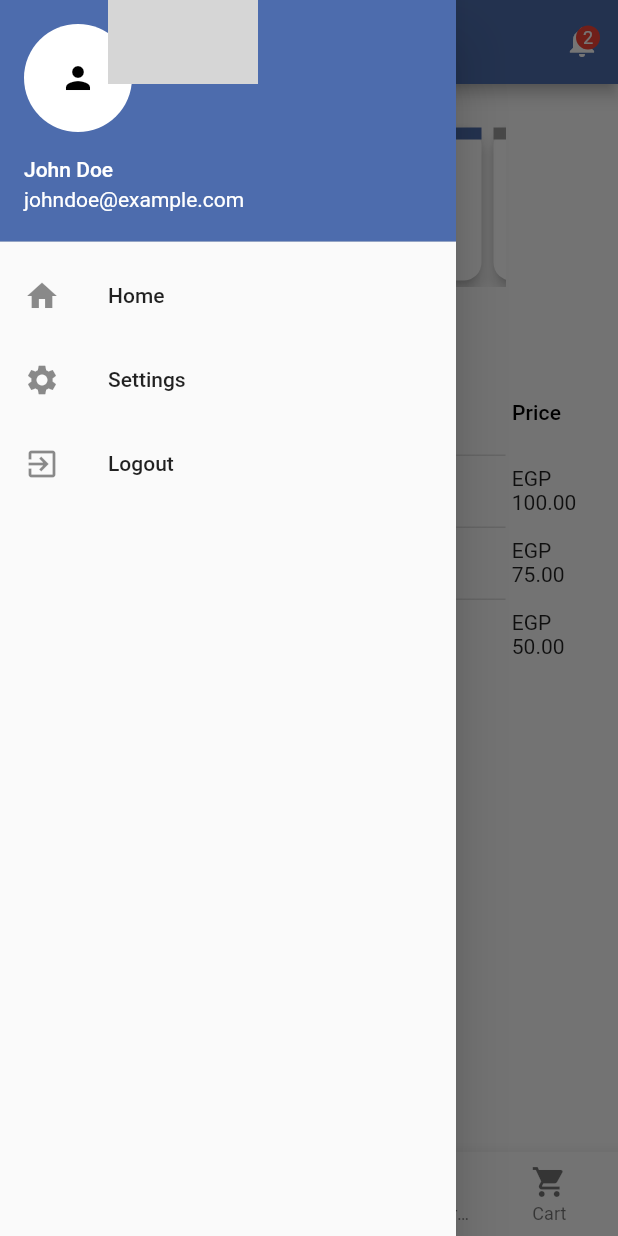
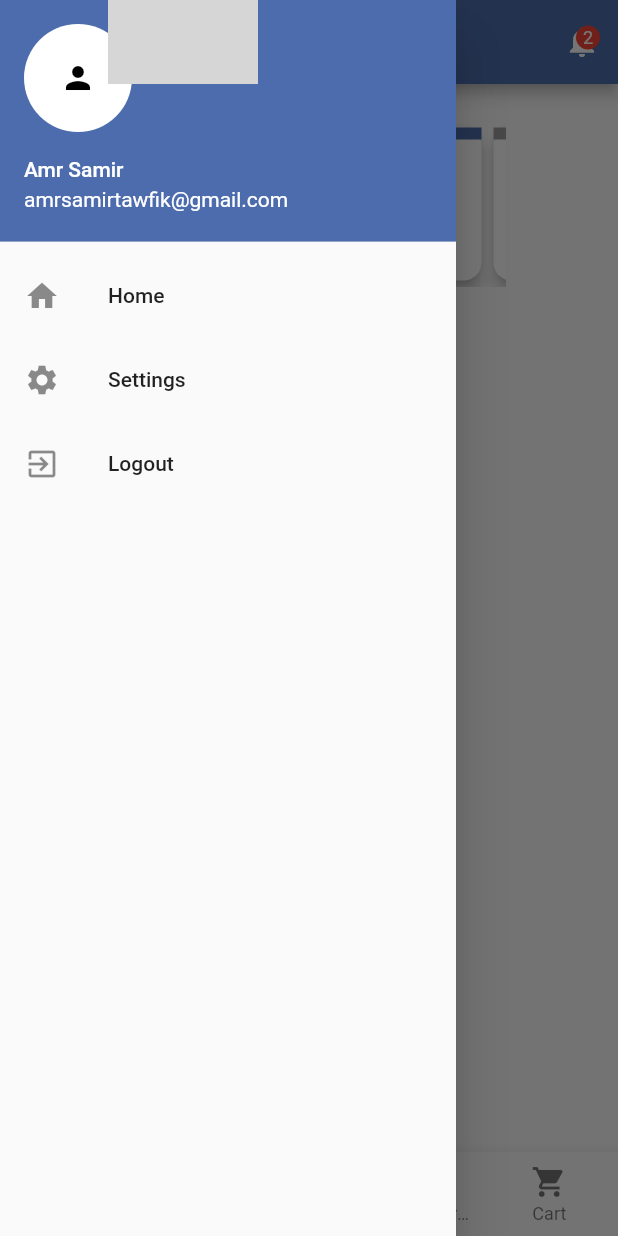
Before and after one commit to amrsamirtawfik/i-SUPPLY-task, a Flutter app: the MainScreen screen opened directly, with the side drawer open, on a phone screen of 412 x 824 dp. Run offline on Flutter 3.47's test engine with Material 2 defaults, Android fonts, the phone set to English and light mode, and no system bars; our stand-ins replace bloc, flutter_bloc; grey boxes are pictures that could not be loaded.

Commit message:
fixed not received cart items bug Ahhhhhhhhhhhhhh mn dih bug

```diff
--- a/lib/Bloc/AuthnicationBloc.dart
+++ b/lib/Bloc/AuthnicationBloc.dart
@@ -4,7 +4,7 @@ import 'dart:async';
 import 'States.dart';
 
 class AuthenticationBloc {
-  final _authenticationController = StreamController<AuthenticationState>();
+  final _authenticationController = StreamController<AuthenticationState>.broadcast();
 
   Stream<AuthenticationState> get authenticationStream =>
       _authenticationController.stream;
--- a/lib/Bloc/PastOrders.dart
+++ b/lib/Bloc/PastOrders.dart
@@ -1,26 +1,17 @@
-import 'package:bloc/bloc.dart';
 import 'package:flutter_bloc/flutter_bloc.dart';
-import 'package:i_supply_task/Bloc/CartBloc.dart';
 import 'package:i_supply_task/Bloc/States.dart';
-
-import '../ReUsableWidgets/OrdersList.dart';
 
 class PastOrdersBloc extends Cubit<PastOrdersState> {
   PastOrdersBloc() : super(PastOrdersState());
 
   static PastOrdersBloc get(context) => BlocProvider.of(context);
 
-  final List<Order> mockOrders = [
-    Order('#211221', '21/10/2023', 100.0, 5, 'Approved',[]),
-    Order('#211222', '22/10/2023', 75.0, 3, 'Rejected',[]),
-    Order('#211223', '23/10/2023', 50.0, 2, 'Pending',[]),
-
-  ];
+  final List<Map<String, dynamic>> mockOrders = [];
 
   int calcPending() {
     int total = 0;
     for (var order in mockOrders) {
-      if (order.status == 'Pending') {
+      if (order["status"] == 'Pending') {
         total++;
       }
     }
@@ -30,7 +21,7 @@ class PastOrdersBloc extends Cubit<PastOrdersState> {
   int calcApproved() {
     int total = 0;
     for (var order in mockOrders) {
-      if (order.status == 'Approved') {
+      if (order["status"] == 'Approved') {
         total++;
       }
     }
@@ -40,25 +31,45 @@ class PastOrdersBloc extends Cubit<PastOrdersState> {
   int calcRejected() {
     int total = 0;
     for (var order in mockOrders) {
-      if (order.status == 'Rejected') {
+      if (order["status"] == 'Rejected') {
         total++;
       }
     }
     return total;
   }
 
-  void addOrder(Order o) {
+  void addOrder(Map<String, dynamic> o) {
     mockOrders.add(o);
+    print(mockOrders);
+
     emit(PastOrdersState());
   }
 }
+
 class Order {
-  final String id;
-  final String created;
-  final double totalPrice;
-  final int qty;
-  final String status;
-  final List<CartObject> cartItems;
+  String id;
+  String created;
+  double totalPrice;
+  int qty;
+  String status;
+  List<Map<String, dynamic>> cartItems;
 
-  Order(this.id, this.created, this.totalPrice, this.qty, this.status,this.cartItems);
+  Order(this.id, this.created, this.totalPrice, this.qty, this.status,
+      this.cartItems);
+
+  void printOrderDetails() {
+    print('Order ID: $id');
+    print('Created Date: $created');
+    print('Total Price: $totalPrice');
+    print('Quantity: $qty');
+    print('Status: $status');
+    print('Cart Items:');
+    for (var item in cartItems) {
+      print('  Product Name: ${item["productName"]}');
+      print('  Product Price: ${item["productPrice"]}');
+      print('  Quantity: ${item["quantity"]}');
+      print('  Image URL: ${item["imageUrl"]}');
+      print('**************************');
+    }
+  }
 }
--- a/lib/Bloc/States.dart
+++ b/lib/Bloc/States.dart
@@ -1,3 +1,5 @@
+import 'PastOrders.dart';
+
 /// AuthenticationState
 abstract class AuthenticationState {}
 
@@ -9,7 +11,14 @@ class UnauthenticatedState extends AuthenticationState {}
 // class CurrentScreenState{}
 
 ///Cart State
-class CartState{}
+class CartState {}
 
 ///Past orders state
-class PastOrdersState{}
+class PastOrdersState {}
+
+class AddedOrderToPastOrdersState extends PastOrdersState {
+  List<Order> orders;
+  Map<String, dynamic> cartItems;
+
+  AddedOrderToPastOrdersState({required this.orders, required this.cartItems});
+}
--- a/lib/ReUsableWidgets/CustomModal.dart
+++ b/lib/ReUsableWidgets/CustomModal.dart
@@ -31,7 +31,7 @@ class _CustomModalState extends State<CustomModal> {
     final index = CartBloc.get(context).productInCart(widget.name);
 
     quantity = index != -1
-        ? int.parse(CartBloc.get(context).cartList[index].quantity)
+        ? int.parse(CartBloc.get(context).cartList[index]["quantity"])
         : 1;
   }
 
--- a/lib/ReUsableWidgets/LeftMenu.dart
+++ b/lib/ReUsableWidgets/LeftMenu.dart
@@ -1,5 +1,6 @@
 import 'package:flutter/cupertino.dart';
 import 'package:flutter/material.dart';
+import 'package:i_supply_task/Screens/LoginScreen.dart';
 
 class LeftMenu extends StatelessWidget {
   @override
@@ -8,10 +9,10 @@ class LeftMenu extends StatelessWidget {
       child: ListView(
         padding: EdgeInsets.zero,
         children: <Widget>[
-          UserAccountsDrawerHeader(
+          const UserAccountsDrawerHeader(
             decoration: BoxDecoration(color: Color(0xFF4D6CAD)),
-            accountName: Text("John Doe"),
-            accountEmail: Text("johndoe@example.com"),
+            accountName: Text("Amr Samir"),
+            accountEmail: Text("amrsamirtawfik@gmail.com"),
             currentAccountPicture: CircleAvatar(
               backgroundColor: Colors.white,
               child: Icon(
@@ -39,6 +40,9 @@ class LeftMenu extends StatelessWidget {
             title: const Text('Logout'),
             onTap: () {
               // Handle Logout menu item click
+              Navigator.pushReplacement(
+                  context, MaterialPageRoute(builder: (context) => LoginScreen()));
+
             },
           ),
         ],
--- a/lib/ReUsableWidgets/OrdersList.dart
+++ b/lib/ReUsableWidgets/OrdersList.dart
@@ -72,8 +72,26 @@ class OrdersTable extends StatelessWidget {
   @override
   Widget build(BuildContext context) {
     return BlocConsumer<PastOrdersBloc, PastOrdersState>(
-      listener: (context, state) {},
+      listener: (context, state) {
+        print('State in listener: $state');
+      },
       builder: (context, state) {
+        if (state is AddedOrderToPastOrdersState) {
+          // Access the list of orders from the state
+          List<Order> orders = state.orders;
+
+          // Now you can work with the orders
+          print('State in builder has ${orders.length} orders');
+          print('Cart passed: ${state.cartItems}');
+          for (Order order in orders) {
+            order.printOrderDetails();
+          }
+        }
+
+        if (PastOrdersBloc.get(context).mockOrders.isEmpty) {
+          print('entered if');
+          return const Text("You didn't have any past orders.");
+        }
         return DataTable(
           columns: const <DataColumn>[
             DataColumn(label: Text('ID')),
@@ -87,31 +105,17 @@ class OrdersTable extends StatelessWidget {
               .map(
                 (order) => DataRow(
                   cells: [
-                    DataCell(Text(order.id)),
-                    DataCell(Text(order.created)),
-                    DataCell(
-                        Text('EGP ${order.totalPrice.toStringAsFixed(2)}')),
-                    DataCell(Text(order.qty.toString())),
-                    DataCell(ColoredLabel(text: order.status)),
+                    DataCell(TextButton(
+                        onPressed: () {
+                          print(order["cartItems"]);
+
+                        },
+                        child: Text(order["ID"]))),
+                    DataCell(Text(order["Created"])),
+                    DataCell(Text('EGP ${order["Price"].toStringAsFixed(2)}')),
+                    DataCell(Text(order["Qty"].toString())),
+                    DataCell(ColoredLabel(text: order["Status"])),
                   ],
-                ),
-              )
-              .map(
-                (dataRow) => DataRow(
-                  cells: dataRow.cells
-                      .map(
-                        (dataCell) => DataCell(
-                          InkWell(
-                            onTap: () {
-                              // Handle the tap on this row (order)
-                              print('Order ${dataRow.cells[0].child} tapped.');
-                              print('cart of pressed is : ${dataRow}');
-                            },
-                            child: dataCell.child,
-                          ),
-                        ),
-                      )
-                      .toList(),
                 ),
               )
               .toList(),
--- a/lib/Screens/LoginScreen.dart
+++ b/lib/Screens/LoginScreen.dart
@@ -33,6 +33,7 @@ class _LoginScreen extends State<LoginScreen> {
         setState(() {
           loginError = false;
         });
+
         Navigator.pushReplacement(
             context, MaterialPageRoute(builder: (context) => MainScreen()));
       } else if (state is UnauthenticatedState) {
```
Also changed, not shown: lib/Bloc/CartBloc.dart (+6 -6 lines), lib/Screens/Cart.dart (+18 -16 lines), lib/Screens/Medecines.dart (+9 -10 lines).
